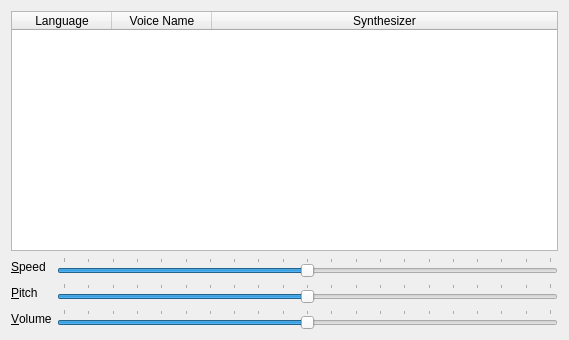
Before: the Qt Designer form kcmkttsmgr/addtalkerwidget.ui in KDE/jovie, drawn with Qt 5.
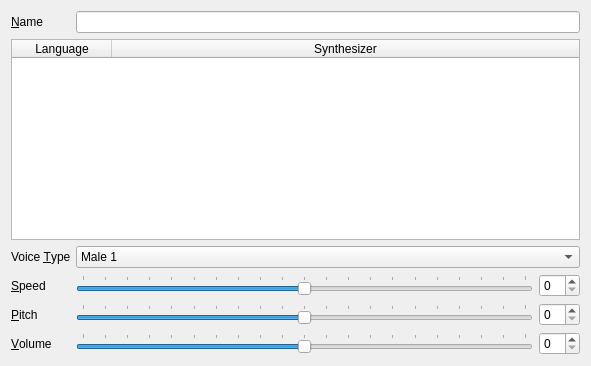
After: the same form once the commit is applied. Custom widgets are drawn as their Qt base class.

Commit message: add new methods to get available languages and output synthesizers from speech-dispatcher, use these methods via d-bus to populate talker configuration dialog

Diff of the .ui file:
```diff
--- a/kcmkttsmgr/addtalkerwidget.ui
+++ b/kcmkttsmgr/addtalkerwidget.ui
@@ -7,12 +7,25 @@
    <rect>
     <x>0</x>
     <y>0</y>
-    <width>569</width>
-    <height>340</height>
+    <width>591</width>
+    <height>366</height>
    </rect>
   </property>
-  <layout class="QGridLayout" name="gridLayout">
-   <item row="0" column="0" colspan="2">
+  <layout class="QFormLayout" name="formLayout">
+   <item row="0" column="0">
+    <widget class="QLabel" name="label">
+     <property name="text">
+      <string>&amp;Name</string>
+     </property>
+     <property name="buddy">
+      <cstring>nameEdit</cstring>
+     </property>
+    </widget>
+   </item>
+   <item row="0" column="1">
+    <widget class="KLineEdit" name="nameEdit"/>
+   </item>
+   <item row="1" column="0" colspan="2">
     <widget class="QTableWidget" name="AvailableTalkersTable">
      <property name="alternatingRowColors">
       <bool>true</bool>
@@ -46,11 +59,6 @@
        <string>Language</string>
       </property>
      </column>
-     <column>
-      <property name="text">
-       <string>Voice Name</string>
-      </property>
-     </column>
      <column>
       <property name="text">
        <string>Synthesizer</string>
@@ -58,7 +66,61 @@
      </column>
     </widget>
    </item>
-   <item row="1" column="0">
+   <item row="2" column="0">
+    <widget class="QLabel" name="label_2">
+     <property name="text">
+      <string>Voice &amp;Type</string>
+     </property>
+     <property name="buddy">
+      <cstring>voiceComboBox</cstring>
+     </property>
+    </widget>
+   </item>
+   <item row="2" column="1">
+    <widget class="QComboBox" name="voiceComboBox">
+     <item>
+      <property name="text">
+       <string>Male 1</string>
+      </property>
+     </item>
+     <item>
+      <property name="text">
+       <string>Male 2</string>
+      </property>
+     </item>
+     <item>
+      <property name="text">
+       <string>Male 3</string>
+      </property>
+     </item>
+     <item>
+      <property name="text">
+       <string>Female 1</string>
+      </property>
+     </item>
+     <item>
+      <property name="text">
+       <string>Female 2</string>
+      </property>
+     </item>
+     <item>
+      <property name="text">
+       <string>Female 3</string>
+      </property>
+     </item>
+     <item>
+      <property name="text">
+       <string>Male Child</string>
+      </property>
+     </item>
+     <item>
+      <property name="text">
+       <string>Female Child</string>
+      </property>
+     </item>
+    </widget>
+   </item>
+   <item row="3" column="0">
     <widget class="QLabel" name="label_3">
      <property name="text">
       <string>&amp;Speed</string>
@@ -68,7 +130,9 @@
      </property>
     </widget>
    </item>
-   <item row="1" column="1">
+   <item row="3" column="1">
+    <layout class="QHBoxLayout" name="horizontalLayout">
+     <item>
     <widget class="QSlider" name="speedSlider">
      <property name="minimum">
       <number>-100</number>
@@ -90,7 +154,12 @@
      </property>
     </widget>
    </item>
-   <item row="2" column="0">
+     <item>
+      <widget class="KIntSpinBox" name="speedSpinBox"/>
+     </item>
+    </layout>
+   </item>
+   <item row="4" column="0">
     <widget class="QLabel" name="label_4">
      <property name="text">
       <string>&amp;Pitch</string>
@@ -100,7 +169,9 @@
      </property>
     </widget>
    </item>
-   <item row="2" column="1">
+   <item row="4" column="1">
+    <layout class="QHBoxLayout" name="horizontalLayout_2">
+     <item>
     <widget class="QSlider" name="pitchSlider">
      <property name="minimum">
       <number>-100</number>
@@ -122,7 +193,12 @@
      </property>
     </widget>
    </item>
-   <item row="3" column="0">
+     <item>
+      <widget class="KIntSpinBox" name="pitchSpinBox"/>
+     </item>
+    </layout>
+   </item>
+   <item row="5" column="0">
     <widget class="QLabel" name="label_5">
      <property name="text">
       <string>&amp;Volume</string>
@@ -132,7 +208,9 @@
      </property>
     </widget>
    </item>
-   <item row="3" column="1">
+   <item row="5" column="1">
+    <layout class="QHBoxLayout" name="horizontalLayout_3">
+     <item>
     <widget class="QSlider" name="volumeSlider">
      <property name="minimum">
       <number>-100</number>
@@ -154,8 +232,36 @@
      </property>
     </widget>
    </item>
+     <item>
+      <widget class="KIntSpinBox" name="volumeSpinBox"/>
+     </item>
+    </layout>
+   </item>
   </layout>
  </widget>
+ <customwidgets>
+  <customwidget>
+   <class>KIntSpinBox</class>
+   <extends>QSpinBox</extends>
+   <header>knuminput.h</header>
+  </customwidget>
+  <customwidget>
+   <class>KLineEdit</class>
+   <extends>QLineEdit</extends>
+   <header>klineedit.h</header>
+  </customwidget>
+ </customwidgets>
+ <tabstops>
+  <tabstop>nameEdit</tabstop>
+  <tabstop>AvailableTalkersTable</tabstop>
+  <tabstop>voiceComboBox</tabstop>
+  <tabstop>speedSlider</tabstop>
+  <tabstop>speedSpinBox</tabstop>
+  <tabstop>pitchSlider</tabstop>
+  <tabstop>pitchSpinBox</tabstop>
+  <tabstop>volumeSlider</tabstop>
+  <tabstop>volumeSpinBox</tabstop>
+ </tabstops>
  <resources/>
  <connections/>
 </ui>
```
Left out of the diff: 99 changed lines with no effect on the pictures. Lines whose indentation alone changed are shown as unchanged. The commit also changes 7 other files.
